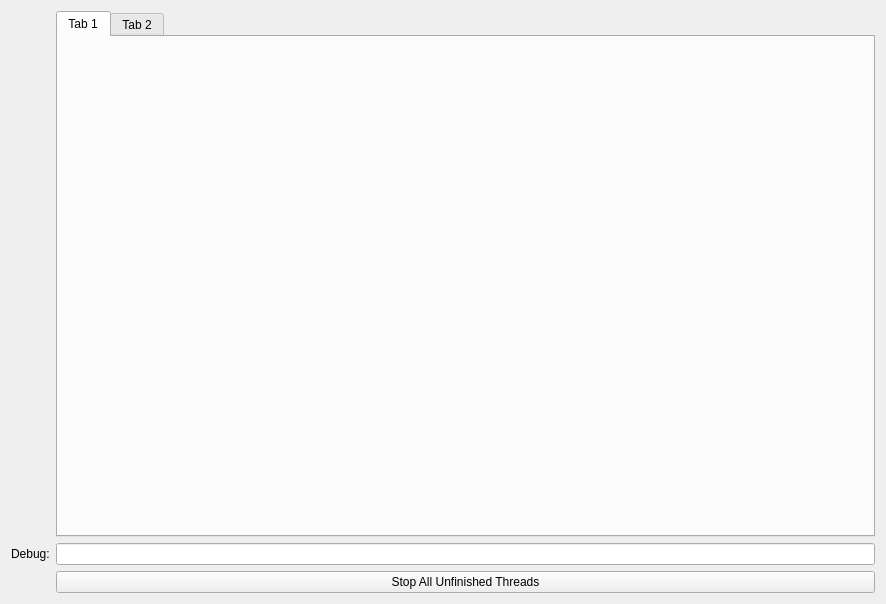
uf-reef-avl/multilauncher, file src/ui_files/Launch_Window_Design.ui: the form before one commit.
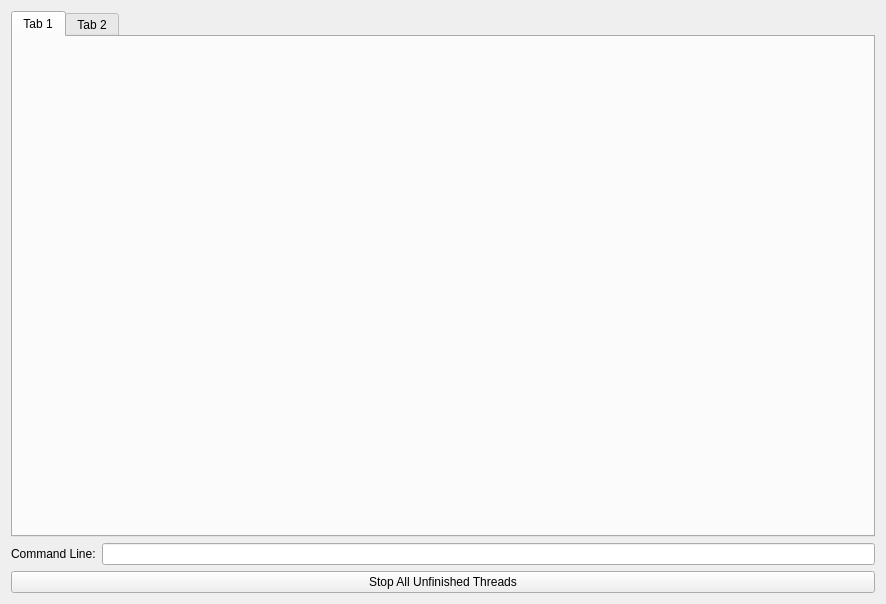
The form after the commit.

The edit to the form file:
```diff
--- a/src/ui_files/Launch_Window_Design.ui
+++ b/src/ui_files/Launch_Window_Design.ui
@@ -15,6 +15,20 @@
   </property>
   <layout class="QGridLayout" name="gridLayout">
    <item row="2" column="1">
+    <layout class="QHBoxLayout" name="horizontalLayout">
+     <item>
+      <widget class="QLabel" name="debugLabel">
+       <property name="text">
+        <string>Command Line:</string>
+       </property>
+      </widget>
+     </item>
+     <item>
+      <widget class="QLineEdit" name="lineDebugCommand"/>
+     </item>
+    </layout>
+   </item>
+   <item row="3" column="1">
     <widget class="QPushButton" name="buttonStopThread">
      <property name="focusPolicy">
       <enum>Qt::NoFocus</enum>
@@ -24,9 +38,6 @@
      </property>
     </widget>
    </item>
-   <item row="1" column="1">
-    <widget class="QLineEdit" name="lineDebugCommand"/>
-   </item>
    <item row="0" column="1">
     <layout class="QVBoxLayout" name="verticalLaunch">
      <property name="sizeConstraint">
@@ -52,13 +63,6 @@
      </item>
     </layout>
    </item>
-   <item row="1" column="0">
-    <widget class="QLabel" name="debugLabel">
-     <property name="text">
-      <string>Debug:</string>
-     </property>
-    </widget>
-   </item>
   </layout>
  </widget>
  <resources/>
```
